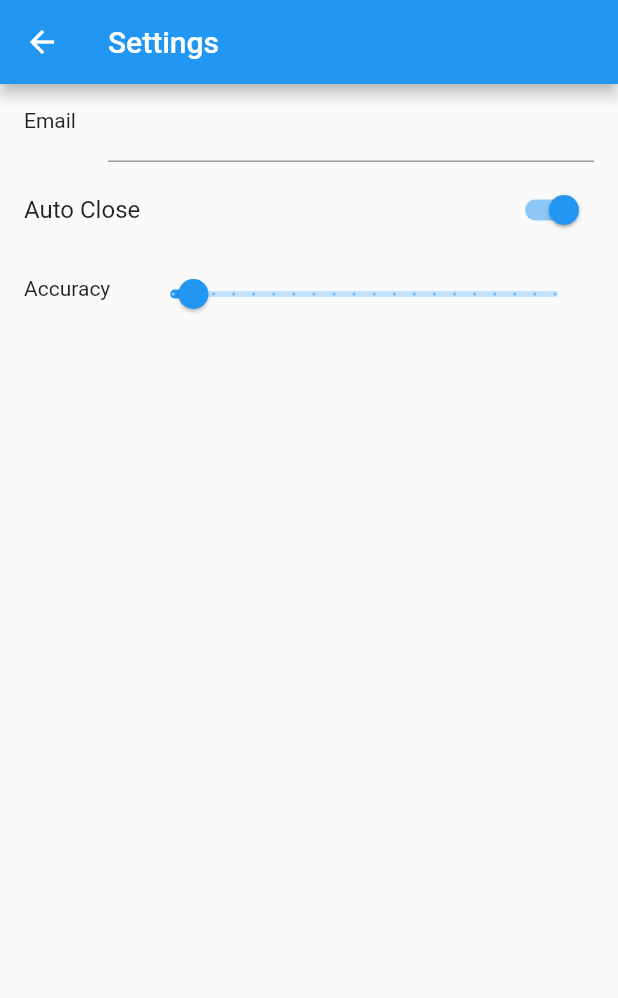
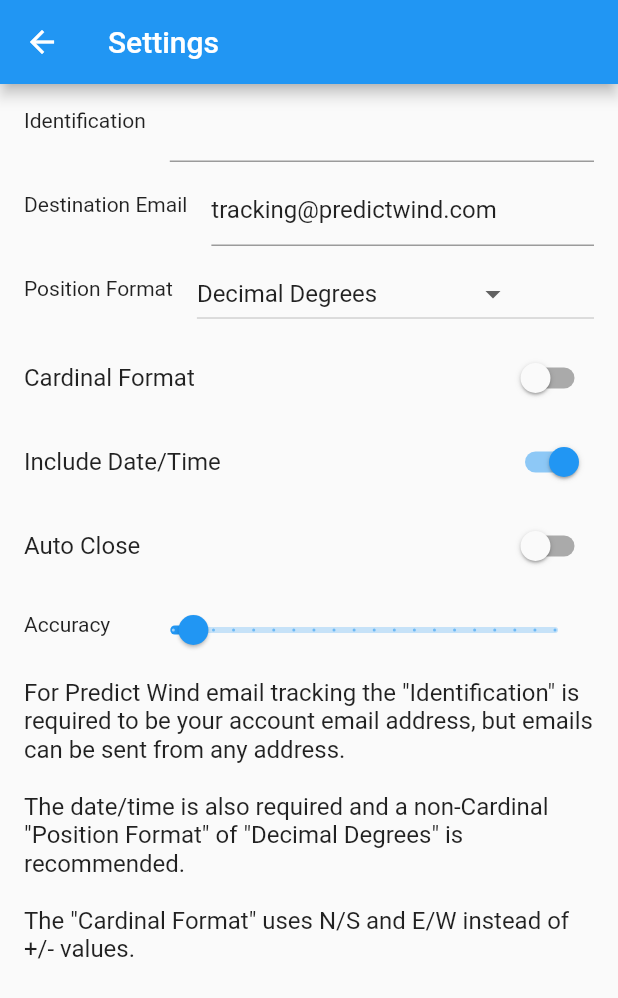
Before and after one commit to philseeley/pwemailtracker, a Flutter app: the screen it shows after launch, after a tap on the "settings" icon, on a phone screen of 412 x 824 dp. Shown: the top 998 px of the screen. Run offline on Flutter 3.47's test engine with Material 2 defaults, Android fonts, the light colour scheme and no system bars; our stand-ins replace fluttertoast, location, share; missing offline and left inert: flutter_email_sender, format.

Commit message:
Updated to add more Coordinate formats and allow the result to be shared as well as emailed.

```diff
--- a/lib/main.dart
+++ b/lib/main.dart
@@ -5,6 +5,7 @@ import 'package:intl/intl.dart';
 import 'package:format/format.dart';
 import 'package:flutter/material.dart';
 import 'package:flutter_email_sender/flutter_email_sender.dart';
+import 'package:share/share.dart';
 import 'package:location/location.dart';
 import 'package:fluttertoast/fluttertoast.dart';
 import 'settings.dart';
@@ -38,6 +39,8 @@ class _MainState extends State<_Main> with WidgetsBindingObserver {
   LocationData? locationData;
 
   double progressValue = 0.0;
+
+  String body = '';
 
   _MainState() {
     init();
@@ -88,15 +91,22 @@ class _MainState extends State<_Main> with WidgetsBindingObserver {
   Widget build(BuildContext context) {
     List<Widget> list = [];
 
-    list.add(ListTile(leading: const Text("Email:"), title: Text(settings?.email ?? "Please set your email address in Settings")));
+    if (locationData != null && ((locationData?.accuracy?.round())! <= (settings?.accuracy.round())!)) {
+      body = getBody();
 
-    if (locationData != null && ((locationData?.accuracy?.round())! <= (settings?.accuracy.round())!)) {
+      if(settings!.firstUse) {
+        list.add(ListTile(leading: const Text("Please review Settings before first use"), title: IconButton(onPressed: () => showSettingsPage(), icon: const Icon(Icons.settings))));
+      }
+
       list.add(ListTile(title: Text("Location acquired to ${locationData?.accuracy?.round()}m")));
-      if (settings?.email != null) {
-        list.add(ListTile(title: IconButton(onPressed: sendEmail, icon: const Icon(Icons.email), iconSize: 64.0)));
-      }
+      list.add(ListTile(title: Text(body)));
+      list.add(Row(mainAxisAlignment: MainAxisAlignment.center, children: [
+        IconButton(onPressed: sendEmail, icon: const Icon(Icons.email), iconSize: 64.0),
+        IconButton(onPressed: share, icon: const Icon(Icons.share), iconSize: 64.0)
+      ]));
     } else {
       list.add(ListTile(title: Text(format("Waiting for accurate Location{}", (locationData != null) ? " - ${locationData?.accuracy?.round()}m" : ""))));
+      body = '';
     }
 
     return Scaffold(
@@ -106,22 +116,79 @@ class _MainState extends State<_Main> with WidgetsBindingObserver {
   }
 
   showSettingsPage () async {
+
     await Navigator.push(
         context, MaterialPageRoute(builder: (context) {
         return SettingsPage(settings!);
       }));
 
-    setState(() {});
+    setState(() {
+      settings?.firstUse = false;
+    });
+  }
+
+  String getBody() {
+    DateTime now = DateTime.now();
+    String dt = DateFormat('yyyy-MM-dd HH:mm').format(now);
+
+    String northSouth = locationData!.latitude! < 0 ? 'S' : 'N';
+    String westEast = locationData!.longitude! < 0 ? 'W' : 'E';
+
+    String coords = '${locationData?.latitude!.toStringAsFixed(5)} ${locationData?.longitude!.toStringAsFixed(5)}';
+
+    if(settings!.cardinalFormat) {
+      coords = '${locationData?.latitude!.abs().toStringAsFixed(5)} $northSouth ${locationData?.longitude!.abs().toStringAsFixed(5)} $westEast';
+    }
+
+    if (settings?.coordFormat != CoordFormat.decimalDegrees) {
+      int latDegrees = locationData!.latitude!.toInt();
+      double latMinutes = 60 * locationData!.latitude!.remainder(latDegrees).abs();
+
+      int lonDegrees = locationData!.longitude!.toInt();
+      double lonMinutes = 60 * locationData!.longitude!.remainder(lonDegrees).abs();
+
+      coords = '$latDegrees ${latMinutes.toStringAsFixed(3)} $lonDegrees ${lonMinutes.toStringAsFixed(3)}';
+
+      if (settings!.cardinalFormat) {
+        coords = '${latDegrees.abs()} ${latMinutes.toStringAsFixed(3)} $northSouth ${lonDegrees.abs()} ${lonMinutes.toStringAsFixed(3)} $westEast';
+      }
+
+      if (settings?.coordFormat == CoordFormat.degreesMinutesSeconds) {
+        double latSeconds = 60 * latMinutes.remainder(latMinutes.toInt());
+        double lonSeconds = 60 * lonMinutes.remainder(lonMinutes.toInt());
+
+        coords = '$latDegrees ${latMinutes.toStringAsFixed(0)} ${latSeconds.toStringAsFixed(2)} $lonDegrees ${lonMinutes.toStringAsFixed(0)} ${lonSeconds.toStringAsFixed(2)}';
+
+        if (settings!.cardinalFormat) {
+          coords = '${latDegrees.abs()} ${latMinutes.toStringAsFixed(0)} ${latSeconds.toStringAsFixed(2)} $northSouth ${lonDegrees.abs()} ${lonMinutes.toStringAsFixed(0)} ${lonSeconds.toStringAsFixed(2)} $westEast';
+        }
+      }
+    }
+
+    String body = '';
+    if(settings?.ident != null) {
+      body += '${settings?.ident} ';
+    }
+    body += coords;
+
+    if(settings!.includeDateTime) {
+      body += ' $dt${format('{:+03d}{:02d}', now.timeZoneOffset.inHours, now.timeZoneOffset.inMinutes%60)}';
+    }
+
+    return body;
   }
 
   void sendEmail() async {
-    DateTime now = DateTime.now();
-    String dt = DateFormat('yyyy-MM-dd HH:mm').format(now);
+
+    List<String> recipients = [];
+    if(settings!.destinationEmail.isNotEmpty) {
+      recipients.add(settings!.destinationEmail);
+    }
 
     final Email email = Email(
-      body: '${settings?.email} ${locationData?.latitude} ${locationData?.longitude} $dt${format('{:+03d}{:02d}', now.timeZoneOffset.inHours, now.timeZoneOffset.inMinutes%60)}',
+      body: body,
       subject: '',
-      recipients: ['tracking@predictwind.com'],
+      recipients: recipients,
       isHTML: false,
     );
 
@@ -141,6 +208,11 @@ class _MainState extends State<_Main> with WidgetsBindingObserver {
       SystemNavigator.pop();
     }
   }
+
+  void share() {
+    Share.share(body);
+  }
+
 }
 
 void showError(BuildContext context, String error) {
--- a/lib/settings.dart
+++ b/lib/settings.dart
@@ -5,18 +5,38 @@ import 'package:json_annotation/json_annotation.dart';
 
 part 'settings.g.dart';
 
+enum CoordFormat {
+  decimalDegrees('Decimal Degrees'),
+  decimalMinutes('Decimal Minutes'),
+  degreesMinutesSeconds('Degrees Minutes Seconds');
+
+  final String name;
+
+  const CoordFormat(this.name);
+}
+
 @JsonSerializable()
 class Settings {
-  String? email;
+  bool firstUse;
+  String? ident;
+  String destinationEmail;
+  CoordFormat coordFormat;
+  bool cardinalFormat;
   double accuracy;
   bool autoClose;
+  bool includeDateTime;
 
   static File? _store;
 
   Settings({
-    this.email,
+    this.firstUse = true,
+    this.ident,
+    this.destinationEmail = 'tracking@predictwind.com',
+    this.coordFormat = CoordFormat.decimalDegrees,
+    this.cardinalFormat = false,
     this.accuracy = 10.0,
-    this.autoClose = true});
+    this.autoClose = false,
+    this.includeDateTime = true});
 
   factory Settings.fromJson(Map<String, dynamic> json) =>
     _$SettingsFromJson(json);
--- a/lib/settings_page.dart
+++ b/lib/settings_page.dart
@@ -18,13 +18,52 @@ class _SettingsState extends State<SettingsPage> {
   Widget build(BuildContext context) {
     Settings settings = widget.settings;
 
+    List<DropdownMenuItem<CoordFormat>> formatItems = [];
+
+    formatItems.add(DropdownMenuItem(child: Text(CoordFormat.decimalDegrees.name), value: CoordFormat.decimalDegrees));
+    formatItems.add(DropdownMenuItem(child: Text(CoordFormat.decimalMinutes.name), value: CoordFormat.decimalMinutes));
+    formatItems.add(DropdownMenuItem(child: Text(CoordFormat.degreesMinutesSeconds.name), value: CoordFormat.degreesMinutesSeconds));
+
     List<Widget> list = [
       ListTile(
-        leading: const Text("Email"),
-        title: TextFormField(
-          initialValue: settings.email,
-          onChanged: (value) => settings.email = value.isNotEmpty ? value.trim() : null
-        )
+          leading: const Text("Identification"),
+          title: TextFormField(
+              initialValue: settings.ident,
+              onChanged: (value) => settings.ident = value.isNotEmpty ? value.trim() : null
+          )
+      ),
+      ListTile(
+          leading: const Text("Destination Email"),
+          title: TextFormField(
+              initialValue: settings.destinationEmail,
+              onChanged: (value) => settings.destinationEmail = value.trim()
+          )
+      ),
+      ListTile(
+          leading: const Text("Position Format"),
+          title: DropdownButton(items: formatItems,
+                                value: settings.coordFormat,
+                                onChanged: (CoordFormat? value) {
+                                  setState(() {
+                                    settings.coordFormat = value!;
+                                  });
+                                })
+      ),
+      SwitchListTile(title: const Text("Cardinal Format"),
+          value: settings.cardinalFormat,
+          onChanged: (bool value) {
+            setState(() {
+              settings.cardinalFormat = value;
+            });
+          }
+      ),
+      SwitchListTile(title: const Text("Include Date/Time"),
+          value: settings.includeDateTime,
+          onChanged: (bool value) {
+            setState(() {
+              settings.includeDateTime = value;
+            });
+          }
       )
     ];
 
@@ -56,6 +95,21 @@ class _SettingsState extends State<SettingsPage> {
           }),
       ));
 
+    list.add(
+      // ListTile(leading: const Text('Instructions'),
+      //   title: Text('For Predict Wind email tracking the "Auth Email" is required '
+      //       'to be your account address, but emails can be sent from any email address. '''
+      //       'The date/time is also required and a "Position Format" of '
+      //       '"${CoordFormat.decimalDegrees.name}" is recommended.'
+      //       'The "Cardinal Format" uses N/S and E/W instead of +/- values.'))
+        ListTile(title: Text(
+'''For Predict Wind email tracking the "Identification" is required to be your account email address, but emails can be sent from any address.
+
+The date/time is also required and a non-Cardinal "Position Format" of "${CoordFormat.decimalDegrees.name}" is recommended.
+
+The "Cardinal Format" uses N/S and E/W instead of +/- values.'''))
+    );
+
     return(Scaffold(
       appBar: AppBar(title: const Text("Settings")),
       body: ListView(children: list)
--- a/pubspec.yaml
+++ b/pubspec.yaml
@@ -15,10 +15,10 @@ publish_to: 'none' # Remove this line if you wish to publish to pub.dev
 # In iOS, build-name is used as CFBundleShortVersionString while build-number used as CFBundleVersion.
 # Read more about iOS versioning at
 # https://developer.apple.com/library/archive/documentation/General/Reference/InfoPlistKeyReference/Articles/CoreFoundationKeys.html
-version: 1.2.1+5
+version: 1.3.0+6
 
 environment:
-  sdk: ">=2.16.2 <3.0.0"
+  sdk: ">=2.17.0 <3.0.0"
 
 # Dependencies specify other packages that your package needs in order to work.
 # To automatically upgrade your package dependencies to the latest versions
@@ -41,6 +41,7 @@ dependencies:
   path_provider:
   intl:
   format:
+  share:
 
 dev_dependencies:
   flutter_test:
```
Also changed, not shown: lib/settings.g.dart, pubspec.lock.
